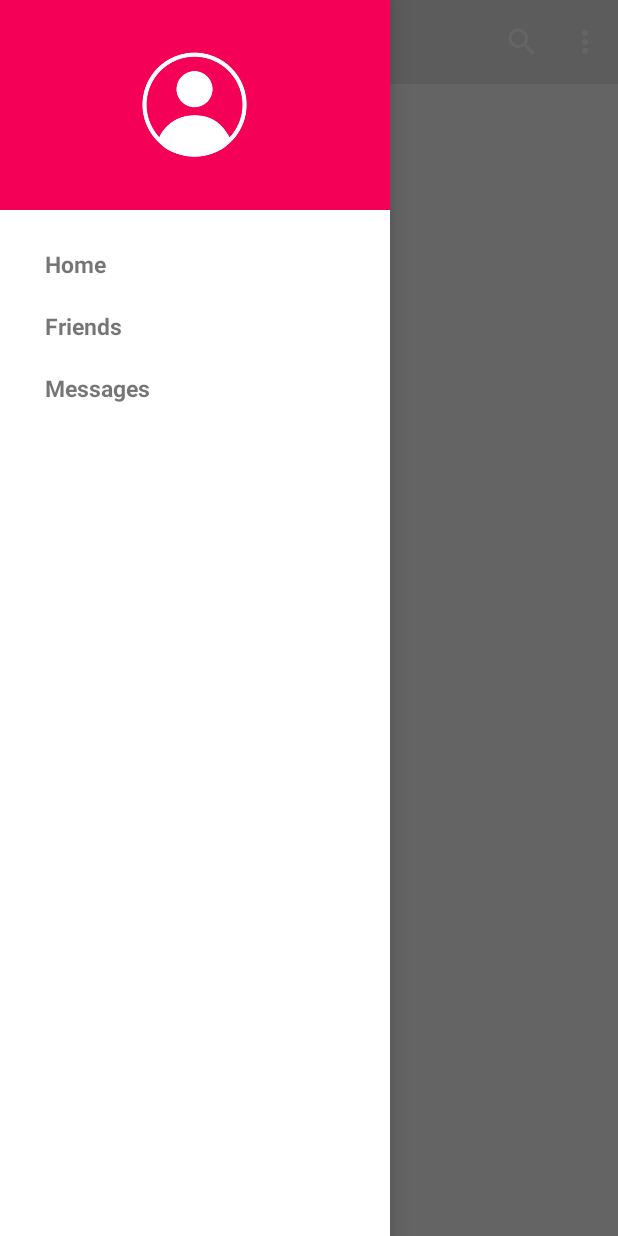
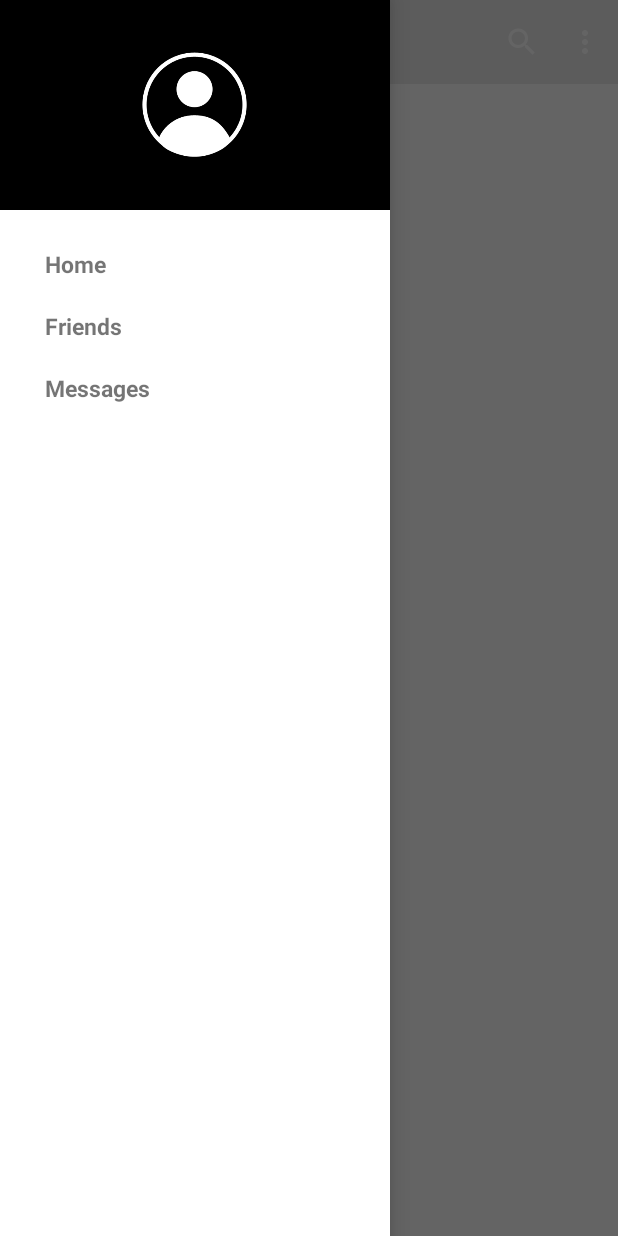
Before and after one commit to AnhTVc/AndroidClient, an Android app: the screen it shows after launch (MainActivity), with the side drawer open, on a phone screen of 412 x 824 dp. Run offline under Robolectric (Android 15) with nearby library versions, the phone set to English and light mode, and no system bars; our stand-ins replace Picasso; pictures from the network do not load.

Commit message:
AnhTVc commit date 16/6

```diff
--- a/app/src/main/java/info/androidhive/project/activity/FragmentDrawer.java
+++ b/app/src/main/java/info/androidhive/project/activity/FragmentDrawer.java
@@ -40,15 +40,12 @@ public class FragmentDrawer extends Fragment {
     public FragmentDrawer() {
 
     }
-
     public void setDrawerListener(FragmentDrawerListener listener) {
         this.drawerListener = listener;
     }
 
     public static List<NavDrawerItem> getData() {
         List<NavDrawerItem> data = new ArrayList<>();
-
-
         // preparing navigation drawer items
         for (int i = 0; i < titles.length; i++) {
             NavDrawerItem navItem = new NavDrawerItem();
--- a/app/src/main/res/layout/fragment_navigation_drawer.xml
+++ b/app/src/main/res/layout/fragment_navigation_drawer.xml
@@ -9,7 +9,7 @@
         android:layout_width="match_parent"
         android:layout_height="140dp"
         android:layout_alignParentTop="true"
-        android:background="@color/colorPrimary">
+        android:background="@color/colorBlack">
 
         <ImageView
             android:layout_width="70dp"
--- a/app/src/main/res/values/colors.xml
+++ b/app/src/main/res/values/colors.xml
@@ -1,12 +1,12 @@
 <?xml version="1.0" encoding="utf-8"?>
 <resources>
-    <color name="colorPrimary">#F50057</color>
+    <color name="colorPrimary">#000000</color>
     <color name="colorPrimaryDark">#C51162</color>
     <color name="textColorPrimary">#FFFFFF</color>
     <color name="windowBackground">#FFFFFF</color>
     <color name="navigationBarColor">#000000</color>
     <color name="colorAccent">#FF80AB</color>
-
+    <color name="colorBlack">#000000</color>
     <!-- Create by AnhTVc -->
     <color name="user_update">#BECC2C</color>
     <color name="backdround">#EDEAEA</color>
```
Also changed, not shown: app/src/main/res/drawable/heart_outline.xml (added, +10 -0 lines), app/src/main/res/layout/item_element.xml (+7 -7 lines).
